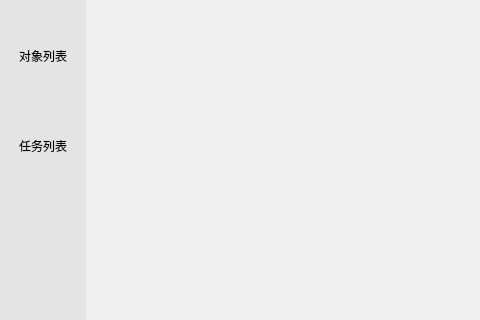
Qt form mainwindow.ui (ih8gin/myOSS-ui) before a commit; both pictures show x 0 to 480 and y 0 to 320 of the 693 by 509 pixel window.
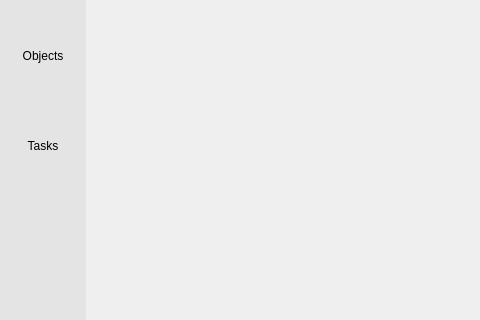
The same form after that commit. Icons and pictures are not drawn.

What changed in the file:
```diff
--- a/mainwindow.ui
+++ b/mainwindow.ui
@@ -91,7 +91,7 @@
 }</string>
          </property>
          <property name="text">
-          <string>对象列表</string>
+          <string>Objects</string>
          </property>
          <property name="icon">
           <iconset>
@@ -146,7 +146,7 @@
 }</string>
          </property>
          <property name="text">
-          <string>任务列表</string>
+          <string>Tasks</string>
          </property>
          <property name="icon">
           <iconset>
```
Left out of the diff: 14 changed lines with no effect on the pictures.
